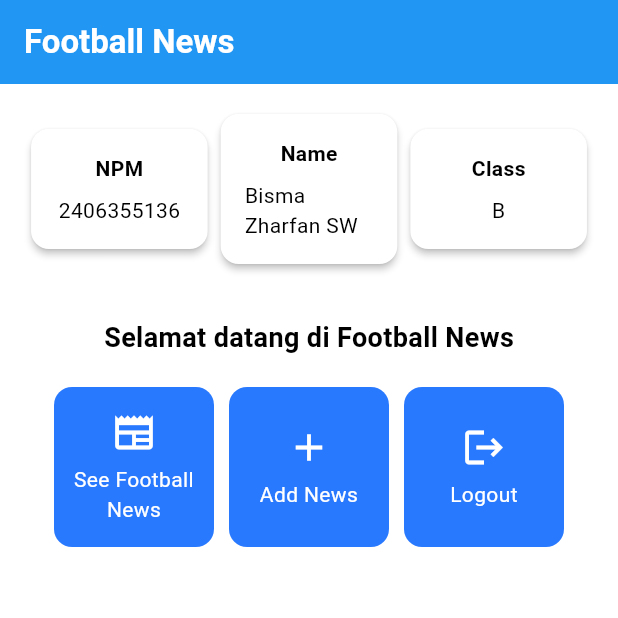
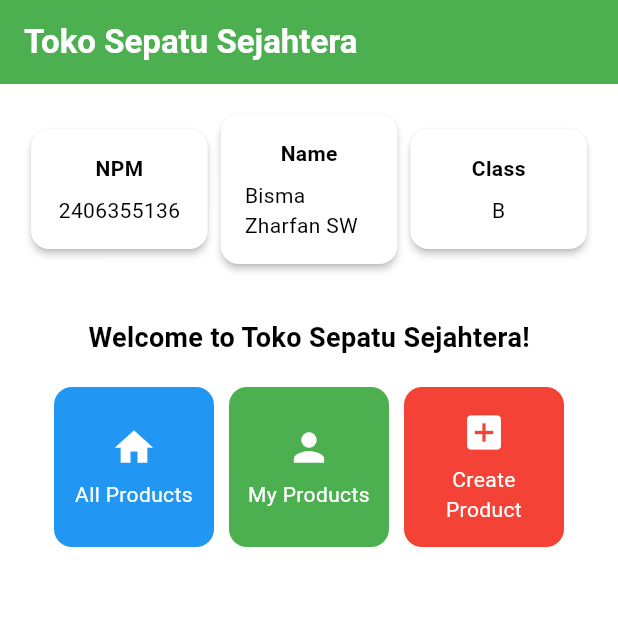
Before and after one commit to satriobismaa/toko-sepatu-sejahtera-mobile, a Flutter app: the screen it shows after launch, on a phone screen of 412 x 824 dp, the top half of it. Run offline on Flutter 3.47's test engine with Material 3 defaults, Android fonts, the phone set to English and light mode, and no system bars.

Commit message:
Menyelesaikan tugas 7

```diff
--- a/lib/main.dart
+++ b/lib/main.dart
@@ -14,22 +14,7 @@ class MyApp extends StatelessWidget {
     return MaterialApp(
       title: 'Flutter Demo',
       theme: ThemeData(
-        // This is the theme of your application.
-        //
-        // TRY THIS: Try running your application with "flutter run". You'll see
-        // the application has a purple toolbar. Then, without quitting the app,
-        // try changing the seedColor in the colorScheme below to Colors.green
-        // and then invoke "hot reload" (save your changes or press the "hot
-        // reload" button in a Flutter-supported IDE, or press "r" if you used
-        // the command line to start the app).
-        //
-        // Notice that the counter didn't reset back to zero; the application
-        // state is not lost during the reload. To reset the state, use hot
-        // restart instead.
-        //
-        // This works for code too, not just values: Most code changes can be
-        // tested with just a hot reload.
-         colorScheme: ColorScheme.fromSwatch(primarySwatch: Colors.blue).copyWith(secondary: Colors.blueAccent[400]),
+          colorScheme: ColorScheme.fromSwatch(primarySwatch: Colors.green).copyWith(secondary: Colors.green),
       ),
       home: MyHomePage(),
     );
--- a/lib/menu.dart
+++ b/lib/menu.dart
@@ -7,9 +7,9 @@ class MyHomePage extends StatelessWidget {
   final String npm = "2406355136"; //npm
   final String kelas = "B"; //kelas
   final List<ItemHomepage> items = [
-    ItemHomepage("See Football News", Icons.newspaper),
-    ItemHomepage("Add News", Icons.add),
-    ItemHomepage("Logout", Icons.logout),
+    ItemHomepage("All Products", Icons.home, Colors.blue),
+    ItemHomepage("My Products", Icons.person, Colors.green),
+    ItemHomepage("Create Product", Icons.add_box, Colors.red),
   ];
 
     @override
@@ -18,9 +18,9 @@ class MyHomePage extends StatelessWidget {
     return Scaffold(
       // AppBar adalah bagian atas halaman yang menampilkan judul.
       appBar: AppBar(
-        // Judul aplikasi "Football News" dengan teks putih dan tebal.
+        // Judul aplikasi "Toko Sepatu Sejahtera" dengan teks putih dan tebal.
         title: const Text(
-          'Football News',
+          'Toko Sepatu Sejahtera',
           style: TextStyle(
             color: Colors.white,
             fontWeight: FontWeight.bold,
@@ -59,7 +59,7 @@ class MyHomePage extends StatelessWidget {
                   const Padding(
                     padding: EdgeInsets.only(top: 16.0),
                     child: Text(
-                      'Selamat datang di Football News',
+                      'Welcome to Toko Sepatu Sejahtera!',
                       style: TextStyle(
                         fontWeight: FontWeight.bold,
                         fontSize: 18.0,
@@ -128,8 +128,9 @@ class InfoCard extends StatelessWidget {
 class ItemHomepage {
   final String name;
   final IconData icon;
+  final Color color;
 
-  ItemHomepage(this.name, this.icon);
+  ItemHomepage(this.name, this.icon, this.color);
 }
 
 class ItemCard extends StatelessWidget {
@@ -143,7 +144,7 @@ class ItemCard extends StatelessWidget {
   Widget build(BuildContext context) {
     return Material(
       // Menentukan warna latar belakang dari tema aplikasi.
-      color: Theme.of(context).colorScheme.secondary,
+      color: item.color,
       // Membuat sudut kartu melengkung.
       borderRadius: BorderRadius.circular(12),
 
```
Also changed, not shown: 1 other file.
